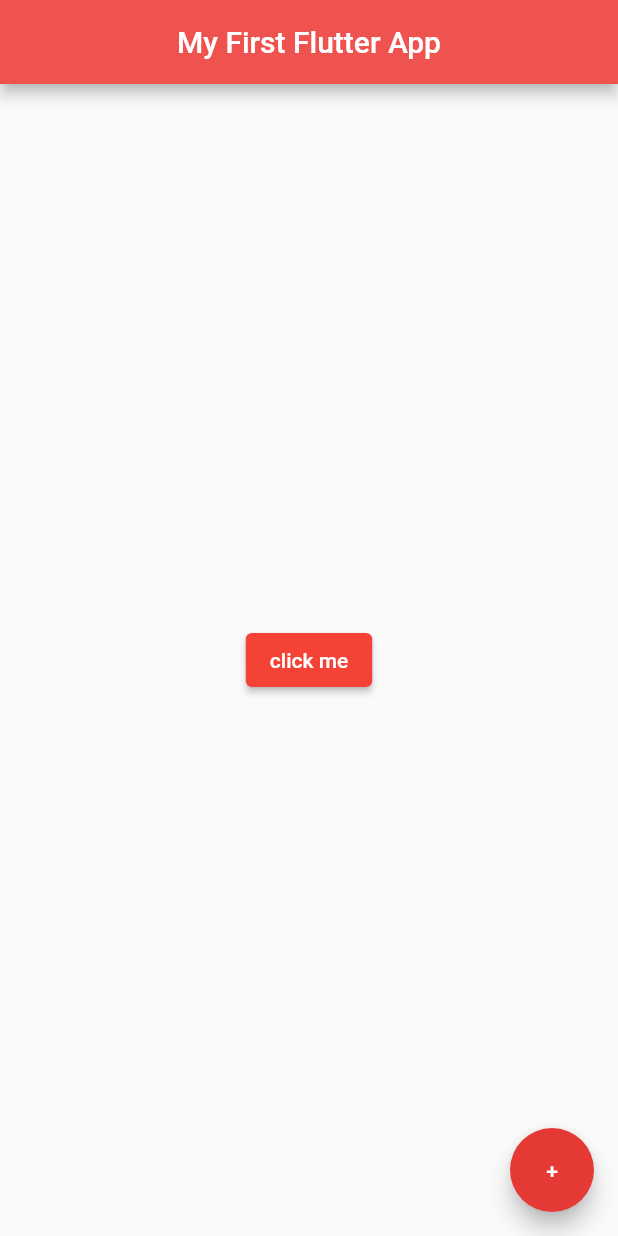
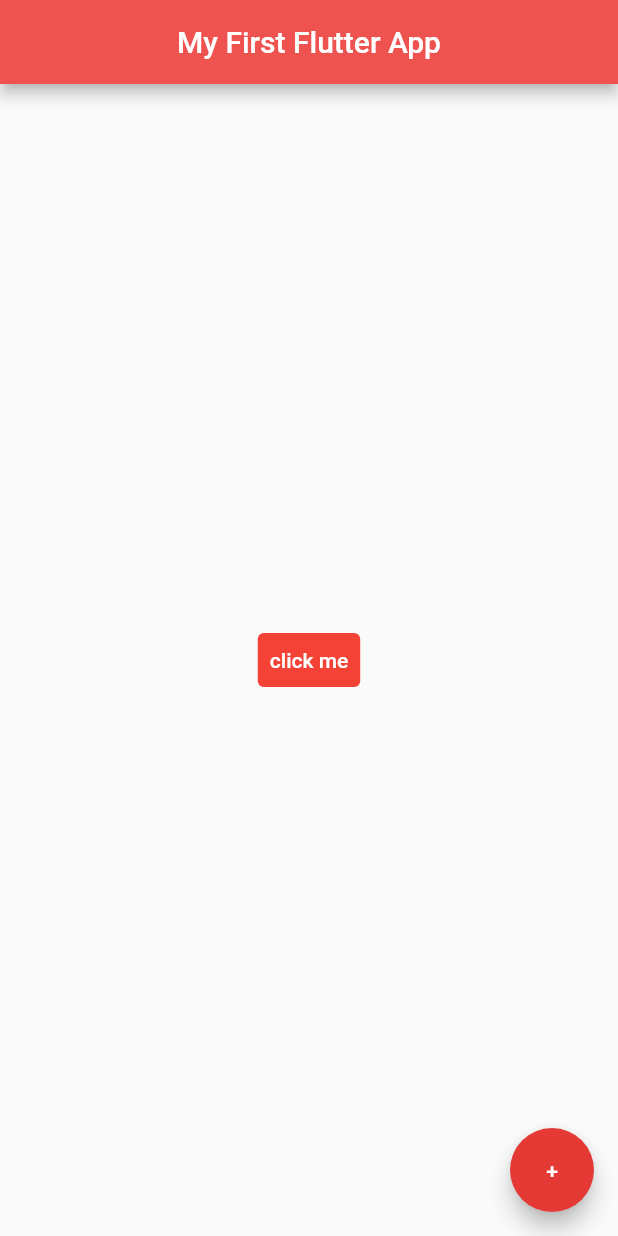
Before and after one commit to mekukun/flutter-exercise, a Flutter app: the screen it shows after launch, on a phone screen of 412 x 824 dp. Run offline on Flutter 3.47's test engine with Material 2 defaults, Android fonts, the light colour scheme and no system bars.

Commit message:
Using FlatButton

```diff
--- a/flutter_app_one/lib/main.dart
+++ b/flutter_app_one/lib/main.dart
@@ -18,11 +18,14 @@ class Home extends StatelessWidget {
       ),
       body: Center(
           // Image.network("assets/gf.jpg")
-          child: ElevatedButton(
+          child: TextButton(
         onPressed: () {},
         style: ButtonStyle(
             backgroundColor: MaterialStateProperty.all<Color>(Colors.red)),
-        child: const Text("click me"),
+        child: const Text(
+          "click me",
+          style: TextStyle(color: Colors.white),
+        ),
       )),
       floatingActionButton: FloatingActionButton(
         onPressed: () {},
```
